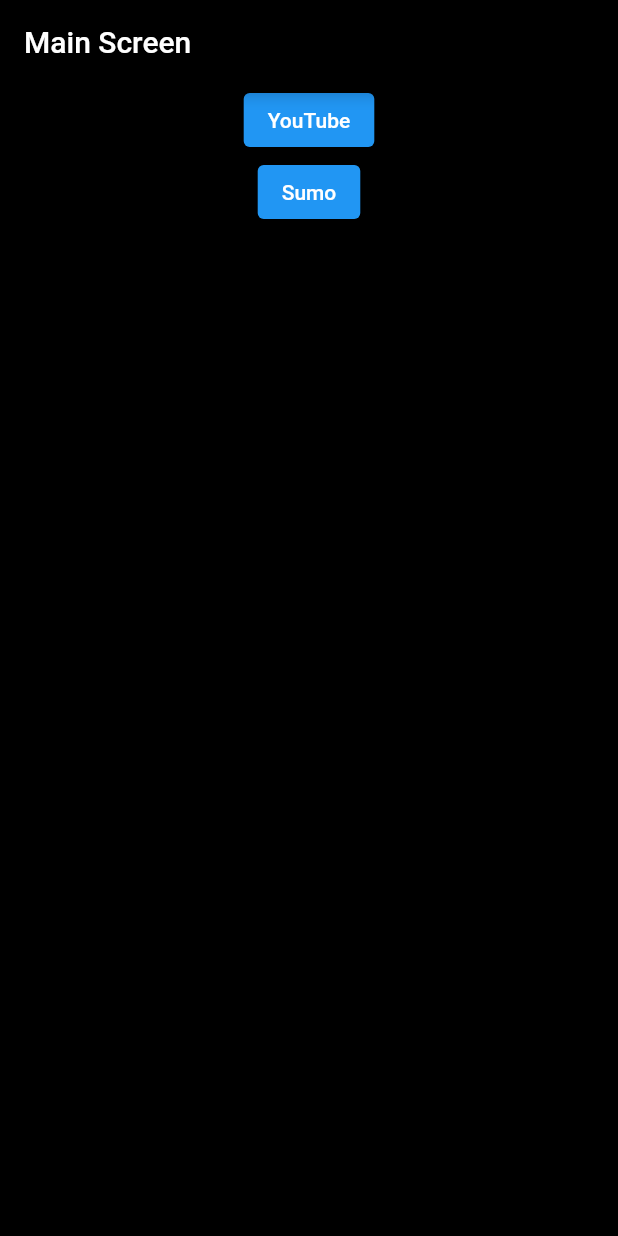
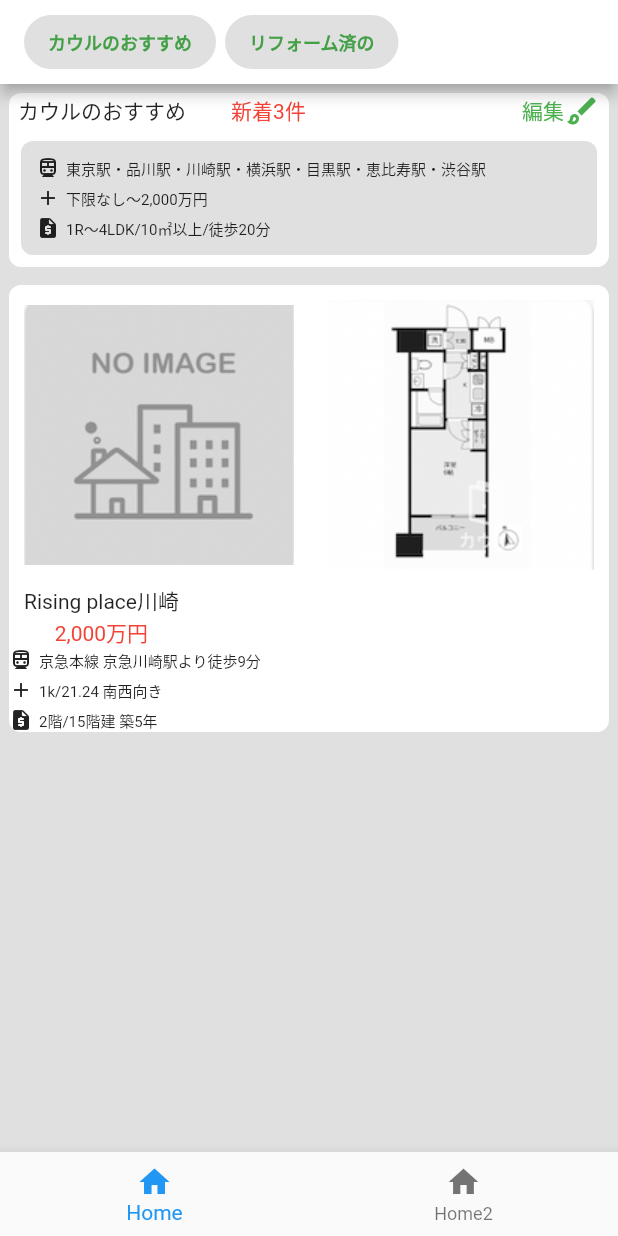
Before and after one commit to gitknkn/flutter_tutorial, a Flutter app: the screen it shows after launch, after a tap on "Sumo", on a phone screen of 412 x 824 dp. Run offline on Flutter 3.47's test engine with Material 2 defaults, Android fonts, the phone set to English and light mode, and no system bars; missing offline and left inert: dart:ffi.

Commit message:
一旦コミット

```diff
--- a/lib/main.dart
+++ b/lib/main.dart
@@ -1,5 +1,6 @@
 import 'package:flutter/material.dart';
 import 'package:youtube_demo/practice1/youtube_screen.dart';
+import 'package:youtube_demo/practice2/sumo-screen.dart';
 
 void main() => runApp(MyApp());
 
@@ -10,6 +11,7 @@ class MyApp extends StatelessWidget {
       home: mainScreen(),
       routes: <String, WidgetBuilder>{
         '/practice1/youtube_screen': (BuildContext context) => YoutubeScreen(),
+        '/practice2/sumo-screen': (BuildContext context) => SumoScreen(),
       },
     );
   }
@@ -45,7 +47,7 @@ class mainScreen extends StatelessWidget {
                 child: ElevatedButton(
                   child: Text('Sumo'),
                   onPressed: () {
-                    Navigator.of(context).pushNamed('');
+                    Navigator.of(context).pushNamed('/practice2/sumo-screen');
                   },
                 ),
               ),
--- /dev/null
+++ b/lib/practice2/sumo-screen.dart
@@ -0,0 +1,208 @@
+import 'dart:ffi';
+
+import 'package:flutter/material.dart';
+
+class SumoScreen extends StatelessWidget {
+  @override
+  Widget build(BuildContext context) {
+    return MaterialApp(
+      home: Scaffold(
+        backgroundColor: Colors.grey.shade300,
+        appBar: _createAppBar(context),
+        body: _createBody(context),
+        bottomNavigationBar: _createBottomNavigationBar(context),
+        // floatingActionButton: _createFloatingActionButton(context),
+      ),
+    );
+  }
+
+  AppBar _createAppBar(context) {
+    return AppBar(
+      backgroundColor: Colors.white,
+      title: Row(
+        children: [
+          ElevatedButton(
+            onPressed: null,
+            style: ElevatedButton.styleFrom(
+              primary: Colors.lightGreen.shade50,
+              shape: RoundedRectangleBorder(
+                borderRadius: BorderRadius.all(
+                  Radius.circular(20),
+                ),
+              ),
+            ),
+            child: Text(
+              'カウルのおすすめ',
+              style: TextStyle(
+                color: Colors.green.shade600,
+                fontSize: 12,
+                fontWeight: FontWeight.bold,
+              ),
+            ),
+          ),
+          SizedBox(width: 6),
+          ElevatedButton(
+            onPressed: null,
+            style: ElevatedButton.styleFrom(
+              primary: Colors.lightGreen.shade50,
+              shape: RoundedRectangleBorder(
+                borderRadius: BorderRadius.all(
+                  Radius.circular(20),
+                ),
+              ),
+            ),
+            child: Text(
+              'リフォーム済の',
+              style: TextStyle(
+                color: Colors.green.shade600,
+                fontSize: 12,
+                fontWeight: FontWeight.bold,
+              ),
+            ),
+          ),
+        ],
+      ),
+    );
+  }
+
+  Widget _createBody(context) {
+    Widget _createConditions(IconData icon, String text) {
+      return Row(
+        children: [
+          Icon(
+            icon,
+            size: 16,
+          ),
+          SizedBox(width: 4),
+          Text(
+            text,
+            style: TextStyle(fontSize: 10),
+          ),
+        ],
+      );
+    }
+
+    Widget _mainImage(String image1, String image2) {
+      final size = MediaQuery.of(context).size;
+      final _halfWidth = (size.width - 12) / 2;
+      return Row(
+        children: [
+          Image.asset(image1, width: _halfWidth),
+          Image.asset(image2, width: _halfWidth),
+        ],
+      );
+    }
+
+    Widget _mainText(String mainText, String subTitle) {
+      return Container(
+        margin: EdgeInsets.only(left: 10),
+        child: Column(
+          children: [
+            Text(mainText),
+            Text(
+              subTitle,
+              style: TextStyle(color: Colors.red),
+            ),
+          ],
+        ),
+      );
+    }
+
+    return Column(
+      children: [
+        Container(
+          margin: EdgeInsets.all(6),
+          decoration: BoxDecoration(
+            borderRadius: BorderRadius.circular(8),
+            color: Colors.white,
+          ),
+          child: Column(
+            children: [
+              Row(
+                mainAxisAlignment: MainAxisAlignment.spaceAround,
+                children: [
+                  Text('カウルのおすすめ'),
+                  SizedBox(width: 6),
+                  Text(
+                    '新着3件',
+                    style: TextStyle(color: Colors.red),
+                  ),
+                  SizedBox(width: 120),
+                  Row(
+                    children: [
+                      Text(
+                        '編集',
+                        style: TextStyle(color: Colors.green),
+                      ),
+                      Icon(Icons.brush_outlined, color: Colors.green),
+                    ],
+                  ),
+                ],
+              ),
+              Container(
+                margin: EdgeInsets.all(8),
+                decoration: BoxDecoration(
+                  borderRadius: BorderRadius.circular(8),
+                  color: Colors.grey.shade300,
+                ),
+                child: Column(
+                  children: [
+                    Container(
+                      margin: EdgeInsets.all(10),
+                      child: Column(
+                        children: [
+                          _createConditions(Icons.directions_transit_outlined,
+                              '東京駅・品川駅・川崎駅・横浜駅・目黒駅・恵比寿駅・渋谷駅'),
+                          SizedBox(height: 4),
+                          _createConditions(Icons.add, '下限なし〜2,000万円'),
+                          SizedBox(height: 4),
+                          _createConditions(Icons.request_quote_rounded,
+                              '1R〜4LDK/10㎡以上/徒歩20分'),
+                        ],
+                      ),
+                    ),
+                  ],
+                ),
+              )
+            ],
+          ),
+        ),
+        Container(
+          margin: EdgeInsets.all(6),
+          decoration: BoxDecoration(
+            borderRadius: BorderRadius.circular(8),
+            color: Colors.white,
+          ),
+          child: Column(
+            crossAxisAlignment: CrossAxisAlignment.start,
+            children: [
+              _mainImage('images/sumo2.png', 'images/sumo1.png'),
+              _mainText('Rising place川崎', '2,000万円'),
+              _createConditions(
+                  Icons.directions_transit_outlined, '京急本線 京急川崎駅より徒歩9分'),
+              SizedBox(height: 4),
+              _createConditions(Icons.add, '1k/21.24 南西向き'),
+              SizedBox(height: 4),
+              _createConditions(Icons.request_quote_rounded, '2階/15階建 築5年'),
+            ],
+          ),
+        ),
+      ],
+    );
+  }
+
+  Widget _createBottomNavigationBar(context) {
+    return BottomNavigationBar(
+      items: const [
+        BottomNavigationBarItem(
+          icon: Icon(Icons.home),
+          title: Text('Home'),
+        ),
+        BottomNavigationBarItem(
+          icon: Icon(Icons.home),
+          title: Text('Home2'),
+        ),
+      ],
+    );
+  }
+}
```
Also changed, not shown: images/sumo1.png (added), images/sumo2.png (added).
